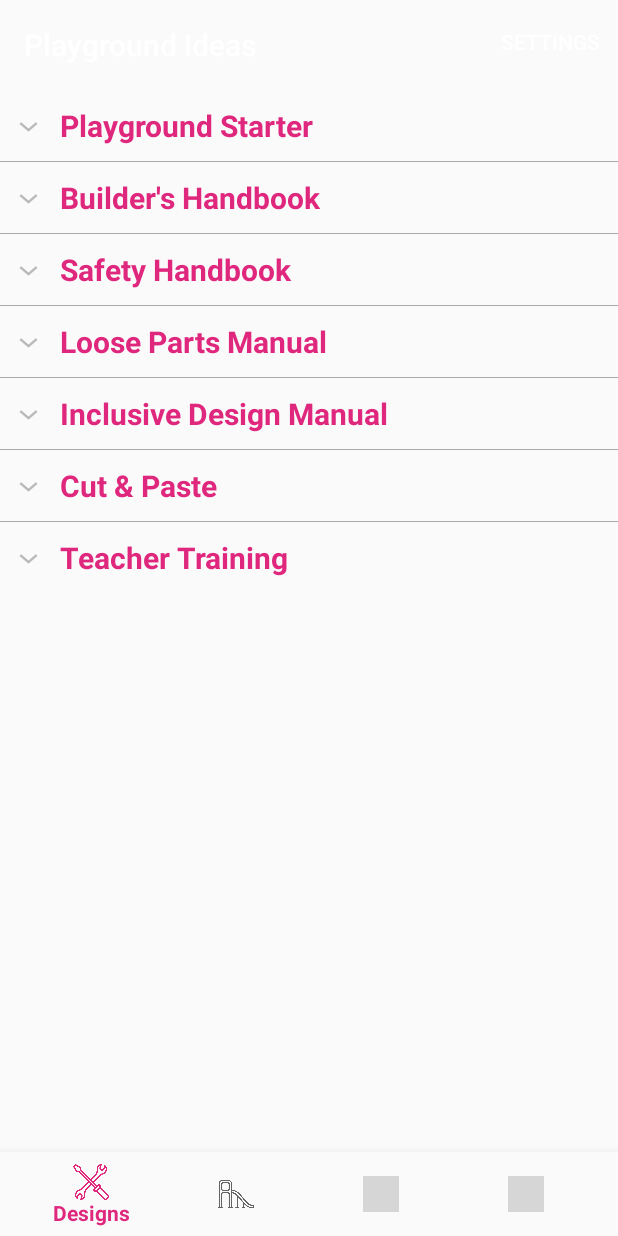
After one commit to jaaasonwu/playgroundideas, an Android app: the fragment ManualList placed in its activity, on a phone screen of 412 x 824 dp. The commit adds this screen. Run offline under Robolectric (Android 15) with nearby library versions, the phone set to English and light mode, and no system bars; libraries missing offline, so code that uses them is left out: com.joanzapata.iconify; 2 statements that could not run were skipped; grey boxes are pictures that could not be loaded.

Commit message:
Merge branch 'dev' into material_design (2/2)
# Conflicts:
#	.idea/modules.xml
#	app/src/main/java/com/playgroundideas/playgroundideas/ManualsFragment.java
#	app/src/main/res/layout/activity_main.xml

```diff
--- /dev/null
+++ b/app/src/main/java/com/playgroundideas/playgroundideas/manuals/ManualList.java
@@ -0,0 +1,110 @@
+package com.playgroundideas.playgroundideas.manuals;
+
+import android.os.Bundle;
+import android.support.v4.app.Fragment;
+import android.view.LayoutInflater;
+import android.view.View;
+import android.view.ViewGroup;
+import android.widget.ExpandableListAdapter;
+import android.widget.ExpandableListView;
+
+import com.playgroundideas.playgroundideas.R;
+
+import java.util.ArrayList;
+import java.util.HashMap;
+import java.util.List;
+
+/**
+ * Created by Ferdinand on 2/09/2017.
+ */
+
+public class ManualList extends Fragment{
+
+    private List<String> mGroupHeader;
+    private HashMap<String, List<String>> mItemHeader;
+    private ExpandableListView mManualsList;
+    private ExpandableListAdapter mManualsListAdapter;
+
+    private void fillListData() {
+        mGroupHeader = new ArrayList<>();
+        mItemHeader = new HashMap<>();
+
+        mGroupHeader.add("Playground Starter");
+        List<String> starter = new ArrayList<>();
+        starter.add("Welcome");
+        starter.add("Let's Build A Playground");
+        starter.add("Site Plan");
+        starter.add("Elements");
+        starter.add("Join Us!");
+        mItemHeader.put(mGroupHeader.get(0), starter);
+
+        mGroupHeader.add("Builder's Handbook");
+        List<String> builder = new ArrayList<>();
+        builder.add("Welcome");
+        builder.add("Let's Build A Playground");
+        builder.add("Site Plan");
+        builder.add("Elements");
+        builder.add("Join Us!");
+        mItemHeader.put(mGroupHeader.get(1), builder);
+
+        mGroupHeader.add("Safety Handbook");
+        List<String> safety = new ArrayList<>();
+        safety.add("Welcome");
+        safety.add("Let's Build A Playground");
+        safety.add("Site Plan");
+        safety.add("Elements");
+        safety.add("Join Us!");
+        mItemHeader.put(mGroupHeader.get(2), safety);
+
+        mGroupHeader.add("Loose Parts Manual");
+        List<String> looseParts = new ArrayList<>();
+        looseParts.add("Welcome");
+        looseParts.add("Let's Build A Playground");
+        looseParts.add("Site Plan");
+        looseParts.add("Elements");
+        looseParts.add("Join Us!");
+        mItemHeader.put(mGroupHeader.get(3), looseParts);
+
+        mGroupHeader.add("Inclusive Design Manual");
+        List<String> design = new ArrayList<>();
+        design.add("Welcome");
+        design.add("Let's Build A Playground");
+        design.add("Site Plan");
+        design.add("Elements");
+        design.add("Join Us!");
+        mItemHeader.put(mGroupHeader.get(4), design);
+
+        mGroupHeader.add("Cut & Paste");
+        List<String> cutPaste = new ArrayList<>();
+        cutPaste.add("Welcome");
+        cutPaste.add("Let's Build A Playground");
+        cutPaste.add("Site Plan");
+        cutPaste.add("Elements");
+        cutPaste.add("Join Us!");
+        mItemHeader.put(mGroupHeader.get(5), cutPaste);
+
+        mGroupHeader.add("Teacher Training");
+        List<String> training = new ArrayList<>();
+        training.add("Welcome");
+        training.add("Let's Build A Playground");
+        training.add("Site Plan");
+        training.add("Elements");
+        training.add("Join Us!");
+        mItemHeader.put(mGroupHeader.get(6), training);
+
+    }
+
+    @Override
+    public View onCreateView(LayoutInflater inflater,
+                             ViewGroup container, Bundle savedInstanceState) {
+        View rootView = inflater.inflate(
+                R.layout.manual_list, container, false);
+
+        fillListData();
+        mManualsList = rootView.findViewById(R.id.manuals_exp_list);
+        mManualsListAdapter = new ManualsExpandableListAdapter(this.getContext(), mGroupHeader, mItemHeader);
+        mManualsList.setAdapter(mManualsListAdapter);
+
+        return rootView;
+    }
+}
--- /dev/null
+++ b/app/src/main/res/layout/manual_list.xml
@@ -0,0 +1,15 @@
+<?xml version="1.0" encoding="utf-8"?>
+<RelativeLayout xmlns:android="http://schemas.android.com/apk/res/android"
+    android:orientation="vertical" android:layout_width="match_parent"
+    android:layout_height="match_parent">
+
+    <ExpandableListView
+        android:id="@+id/manuals_exp_list"
+        android:layout_height="wrap_content"
+        android:layout_width="match_parent"
+        android:indicatorLeft="?android:attr/expandableListPreferredItemIndicatorLeft"
+        android:divider="@android:color/darker_gray"
+        android:dividerHeight="0.5dp"
+        android:layout_below="@+id/manual_tabs" />
+
+</RelativeLayout>
--- a/app/src/main/res/layout/plan_browser.xml
+++ b/app/src/main/res/layout/plan_browser.xml
@@ -1,5 +1,5 @@
 <?xml version="1.0" encoding="utf-8"?>
-<LinearLayout xmlns:android="http://schemas.android.com/apk/res/android"
+<RelativeLayout xmlns:android="http://schemas.android.com/apk/res/android"
     android:orientation="vertical" android:layout_width="match_parent"
     android:layout_height="match_parent">
 
@@ -10,4 +10,4 @@
 
     </ListView>
 
-</LinearLayout>
+</RelativeLayout>
--- a/app/src/main/res/layout/plan_list.xml
+++ b/app/src/main/res/layout/plan_list.xml
@@ -1,5 +1,5 @@
 <?xml version="1.0" encoding="utf-8"?>
-<LinearLayout xmlns:android="http://schemas.android.com/apk/res/android"
+<RelativeLayout xmlns:android="http://schemas.android.com/apk/res/android"
     android:orientation="vertical" android:layout_width="match_parent"
     android:layout_height="match_parent">
 
@@ -8,4 +8,4 @@
         android:layout_width="match_parent"
         android:layout_height="match_parent" />
 
-</LinearLayout>
+</RelativeLayout>
```
Also changed, not shown: app/src/main/java/com/playgroundideas/playgroundideas/helper/SectionPagerAdapter.java (deleted, +0 -52 lines), app/src/main/java/com/playgroundideas/playgroundideas/manuals/ManualTabPagerAdapter.java (added, +47 -0 lines), app/src/main/java/com/playgroundideas/playgroundideas/manuals/ManualsFragment.java (+4 -96 lines), app/src/main/java/com/playgroundideas/playgroundideas/plans/PlanTabPagerAdapter.java (added, +46 -0 lines), app/src/main/java/com/playgroundideas/playgroundideas/plans/PlansFragment.java (+3 -11 lines), app/src/main/res/layout/fragment_manuals.xml (+0 -8 lines).
